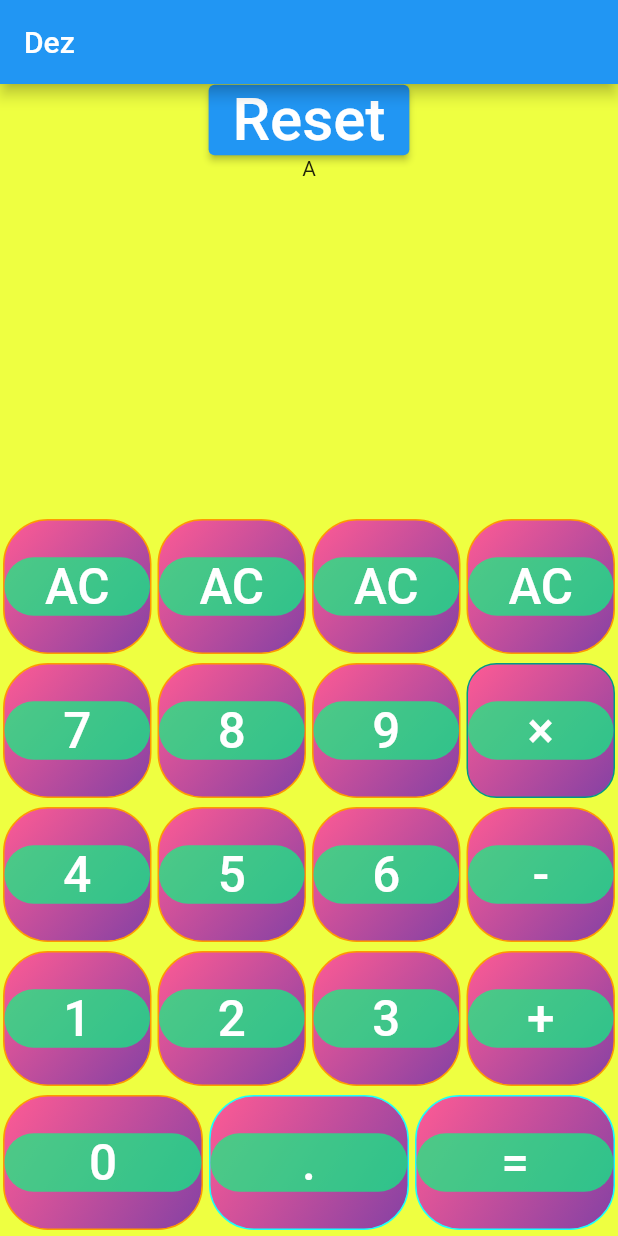
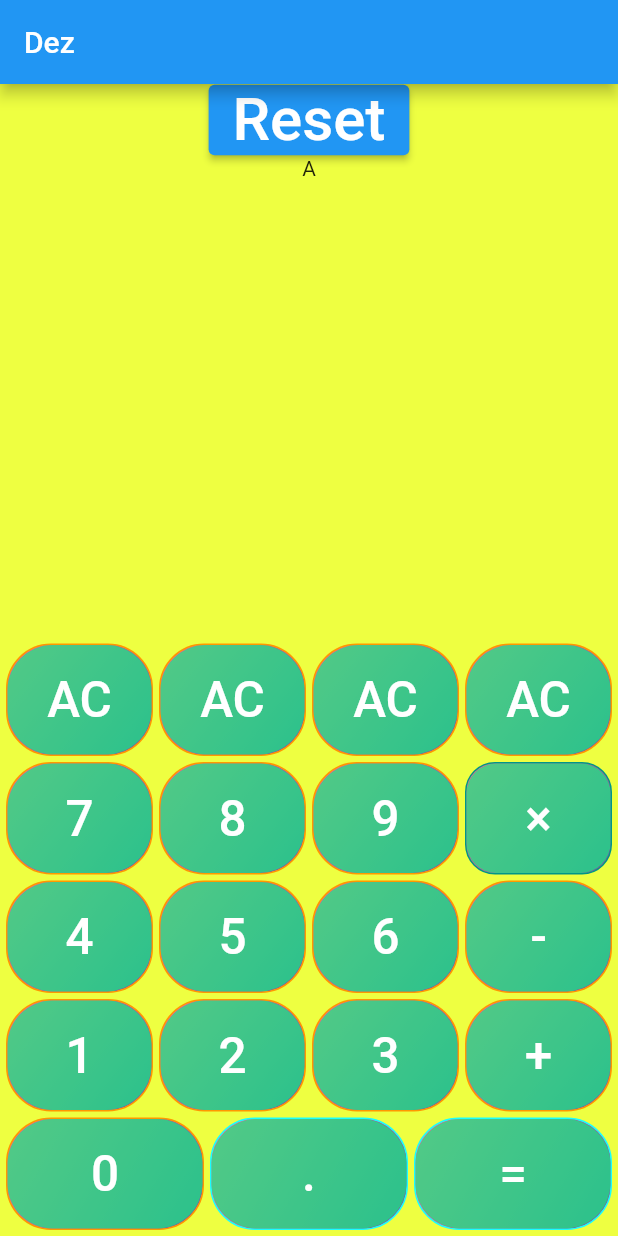
Before and after one commit to blackout358/Calculator-Flutter, a Flutter app: the screen it shows after launch, on a phone screen of 412 x 824 dp. Run offline on Flutter 3.47's test engine with Material 2 defaults, Android fonts, the phone set to English and light mode, and no system bars; our stand-ins replace flutter_layout_grid.

Commit message:
Buttons scale properly and cover the container properly

```diff
--- a/lib/Widgets/app_buttons.dart
+++ b/lib/Widgets/app_buttons.dart
@@ -24,12 +24,14 @@ class AppButtons extends StatelessWidget {
   @override
   Widget build(BuildContext context) {
     return Expanded(
+      child: FractionallySizedBox(
+        widthFactor: 1,
         child: Container(
           margin: EdgeInsets.all(2),
-        padding: EdgeInsets.symmetric(horizontal: 0, vertical: 20),
+          // padding: EdgeInsets.symmetric(horizontal: 0, vertical: 10),
+          width: width,
+          height: height,
           // width: width,
-        // height: (MediaQuery.of(context).size.width - 30) / 4,
-        // width: (MediaQuery.of(context).size.width - 30) / 4,
           decoration: BoxDecoration(
             // color: backgroundColor,
             gradient: const LinearGradient(
@@ -66,6 +68,7 @@ class AppButtons extends StatelessWidget {
             ),
           ),
         ),
+      ),
     );
   }
 }
--- a/lib/Widgets/calculator_number_pad.dart
+++ b/lib/Widgets/calculator_number_pad.dart
@@ -1,5 +1,54 @@
 import 'package:flutter/material.dart';
 import 'package:calculator/Widgets/app_buttons.dart';
+import 'package:flutter_layout_grid/flutter_layout_grid.dart';
+
+// class CalculatorNumberPad extends StatefulWidget {
+//   final int crossAxisCount;
+//   final ValueChanged<String> onPressed;
+
+//   const CalculatorNumberPad({
+//     Key? key,
+//     required this.crossAxisCount,
+//     required this.onPressed,
+//   }) : super(key: key);
+
+//   @override
+//   State<CalculatorNumberPad> createState() => _CalculatorNumberPadState();
+// }
+
+// class _CalculatorNumberPadState extends State<CalculatorNumberPad> {
+//   @override
+//   Widget build(BuildContext context) {
+//     return LayoutGrid(
+//       // set some flexible track sizes based on the crossAxisCount
+//       columnSizes: widget.crossAxisCount == 2 ? [1.fr, 1.fr] : [1.fr],
+//       // set all the row sizes to auto (self-sizing height)
+//       rowSizes: widget.crossAxisCount == 2
+//           ? const [auto, auto]
+//           : const [auto, auto, auto, auto],
+//       rowGap: 40, // equivalent to mainAxisSpacing
+//       columnGap: 24, // equivalent to crossAxisSpacing
+//       // note: there's no childAspectRatio
+//       children: [
+//         // render all the cards with *automatic child placement*
+//         for (var i = 0; i < 10; i++)
+//           AppButtons(
+//             foregroundColor: Colors.white,
+//             backgroundColor: Colors.red,
+//             borderColor: Colors.orange,
+//             text: i.toString(),
+//             width: 90,
+//             height: 90,
+//             borderRadius: 30,
+//             onPressed: () {
+//               widget.onPressed(i.toString());
+//               print("Hey");
+//             },
+//           ),
+//       ],
+//     );
+//   }
+// }
 
 class CalculatorNumberPad extends StatefulWidget {
   final ValueChanged<String> onPressed;
@@ -15,13 +64,15 @@ class CalculatorNumberPad extends StatefulWidget {
 }
 
 class _CalculatorNumberPadState extends State<CalculatorNumberPad> {
+  int size = 75;
   @override
   Widget build(BuildContext context) {
     return Container(
-      // margin: EdgeInsets.all(24),
-      // padding: EdgeInsets.symmetric(horizontal: 20, vertical: 12),
-      height: (MediaQuery.of(context).size.width + 70),
-      alignment: Alignment.bottomCenter,
+      // height: 300,
+      margin: EdgeInsets.all(2),
+      padding: EdgeInsets.symmetric(horizontal: 0, vertical: 0),
+      // height: (MediaQuery.of(context).size.width + 70),
+      // alignment: Alignment.bottomCenter,
       child: Column(
         mainAxisAlignment: MainAxisAlignment.spaceEvenly,
         children: [
@@ -33,8 +84,8 @@ class _CalculatorNumberPadState extends State<CalculatorNumberPad> {
                 backgroundColor: Colors.red,
                 borderColor: Colors.orange,
                 text: "AC",
-                width: 90,
-                height: 90,
+                width: size.toDouble(),
+                height: size.toDouble(),
                 borderRadius: 30,
                 onPressed: () {
                   print("Hey");
@@ -45,8 +96,8 @@ class _CalculatorNumberPadState extends State<CalculatorNumberPad> {
                 backgroundColor: Colors.red,
                 borderColor: Colors.orange,
                 text: "AC",
-                width: 90,
-                height: 90,
+                width: size.toDouble(),
+                height: size.toDouble(),
                 borderRadius: 30,
                 onPressed: () {
                   print("Hey");
@@ -57,8 +108,8 @@ class _CalculatorNumberPadState extends State<CalculatorNumberPad> {
                 backgroundColor: Colors.red,
                 borderColor: Colors.orange,
                 text: "AC",
-                width: 90,
-                height: 90,
+                width: size.toDouble(),
+                height: size.toDouble(),
                 borderRadius: 30,
                 onPressed: () {
                   print("Hey");
@@ -69,8 +120,8 @@ class _CalculatorNumberPadState extends State<CalculatorNumberPad> {
                 backgroundColor: Colors.red,
                 borderColor: Colors.orange,
                 text: "AC",
-                width: 90,
-                height: 90,
+                width: size.toDouble(),
+                height: size.toDouble(),
                 borderRadius: 30,
                 onPressed: () {
                   print("Hey");
@@ -88,8 +139,8 @@ class _CalculatorNumberPadState extends State<CalculatorNumberPad> {
                   backgroundColor: Colors.red,
                   borderColor: Colors.orange,
                   text: i.toString(),
-                  width: 90,
-                  height: 90,
+                  width: size.toDouble(),
+                  height: size.toDouble(),
                   borderRadius: 30,
                   onPressed: () {
                     widget.onPressed(i.toString());
@@ -101,8 +152,8 @@ class _CalculatorNumberPadState extends State<CalculatorNumberPad> {
                 backgroundColor: Colors.black,
                 borderColor: Colors.teal,
                 text: "×",
-                width: 90,
-                height: 90,
+                width: size.toDouble(),
+                height: size.toDouble(),
                 borderRadius: 20,
                 onPressed: () {
                   widget.onPressed("×");
@@ -121,8 +172,8 @@ class _CalculatorNumberPadState extends State<CalculatorNumberPad> {
                   backgroundColor: Colors.red,
                   borderColor: Colors.orange,
                   text: i.toString(),
-                  width: 90,
-                  height: 90,
+                  width: size.toDouble(),
+                  height: size.toDouble(),
                   borderRadius: 30,
                   onPressed: () {
                     widget.onPressed(i.toString());
@@ -134,8 +185,8 @@ class _CalculatorNumberPadState extends State<CalculatorNumberPad> {
                 backgroundColor: Colors.red,
                 borderColor: Colors.orange,
                 text: "-",
-                width: 90,
-                height: 90,
+                width: size.toDouble(),
+                height: size.toDouble(),
                 borderRadius: 30,
                 onPressed: () {
                   widget.onPressed("-");
@@ -155,8 +206,8 @@ class _CalculatorNumberPadState extends State<CalculatorNumberPad> {
                   backgroundColor: Colors.red,
                   borderColor: Colors.orange,
                   text: i.toString(),
-                  width: 90,
-                  height: 90,
+                  width: size.toDouble(),
+                  height: size.toDouble(),
                   borderRadius: 30,
                   onPressed: () {
                     widget.onPressed(i.toString());
@@ -168,8 +219,8 @@ class _CalculatorNumberPadState extends State<CalculatorNumberPad> {
                 backgroundColor: Colors.red,
                 borderColor: Colors.orange,
                 text: "+",
-                width: 90,
-                height: 90,
+                width: size.toDouble(),
+                height: size.toDouble(),
                 borderRadius: 30,
                 onPressed: () {
                   widget.onPressed("+");
@@ -185,8 +236,8 @@ class _CalculatorNumberPadState extends State<CalculatorNumberPad> {
                 backgroundColor: Colors.red,
                 borderColor: Colors.orange,
                 text: "0",
-                width: 190,
-                height: 90,
+                width: (size + 10).toDouble(),
+                height: size.toDouble(),
                 borderRadius: 30,
                 onPressed: () {
                   widget.onPressed("0");
@@ -197,8 +248,8 @@ class _CalculatorNumberPadState extends State<CalculatorNumberPad> {
                 backgroundColor: Colors.red,
                 borderColor: Colors.cyanAccent,
                 text: ".",
-                width: 90,
-                height: 90,
+                width: size.toDouble(),
+                height: size.toDouble(),
                 borderRadius: 30,
                 onPressed: () {
                   print("Dot");
@@ -209,8 +260,8 @@ class _CalculatorNumberPadState extends State<CalculatorNumberPad> {
                   backgroundColor: Colors.red,
                   borderColor: Colors.cyanAccent,
                   text: "=",
-                  width: 90,
-                  height: 90,
+                  width: size.toDouble(),
+                  height: size.toDouble(),
                   borderRadius: 30,
                   onPressed: () {
                     print("Equals");
--- a/lib/main.dart
+++ b/lib/main.dart
@@ -53,6 +53,12 @@ class _MainAppState extends State<MainApp> {
               ),
             ),
             Spacer(),
+            // CalculatorNumberPad(
+            //   crossAxisCount: 4,
+            //   onPressed: (String value) {
+            //     updateTextBox(value);
+            //   },
+            // ),
             CalculatorNumberPad(
               onPressed: (String value) {
                 updateTextBox(value);
```
Lines whose indentation alone changed are shown as unchanged.
